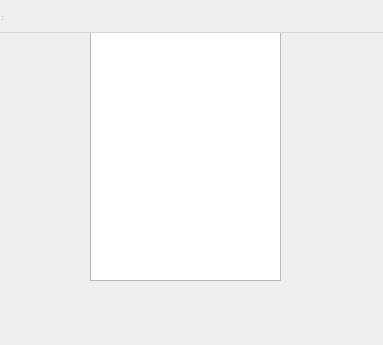
Old version of the form RoomClient/playscreen.ui in the repository ljmc2000/VirtualConcertHall.
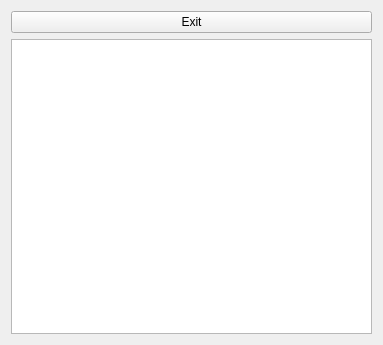
New version of the form.

Diff of the .ui file:
```diff
--- a/RoomClient/playscreen.ui
+++ b/RoomClient/playscreen.ui
@@ -13,29 +13,18 @@
   <property name="windowTitle">
    <string>MainWindow</string>
   </property>
-  <widget class="QWidget" name="centralwidget">
-   <widget class="QGraphicsView" name="instrament">
-    <property name="geometry">
-     <rect>
-      <x>90</x>
-      <y>10</y>
-      <width>191</width>
-      <height>271</height>
-     </rect>
-    </property>
-   </widget>
-  </widget>
-  <widget class="QMenuBar" name="menubar">
-   <property name="geometry">
-    <rect>
-     <x>0</x>
-     <y>0</y>
-     <width>383</width>
-     <height>33</height>
-    </rect>
-   </property>
-  </widget>
-  <widget class="QStatusBar" name="statusbar"/>
+  <layout class="QGridLayout" name="gridLayout">
+   <item row="0" column="0">
+    <widget class="QPushButton" name="exitButton">
+     <property name="text">
+      <string>Exit</string>
+     </property>
+    </widget>
+   </item>
+   <item row="1" column="0">
+    <widget class="QGraphicsView" name="instrament"/>
+   </item>
+  </layout>
  </widget>
  <resources/>
  <connections/>
```
